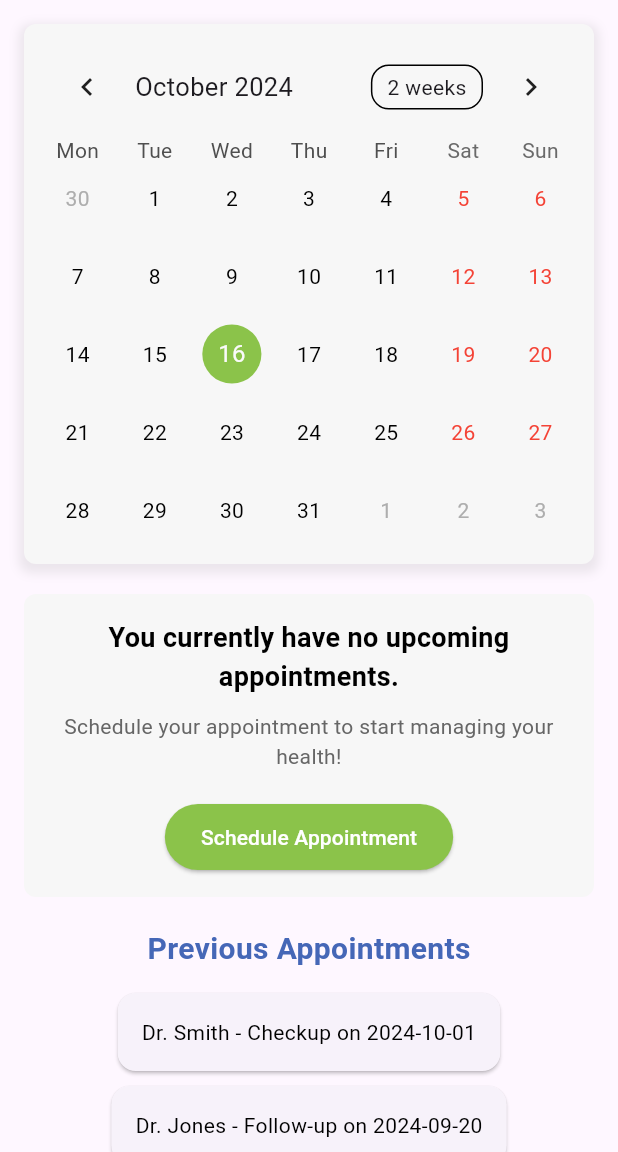
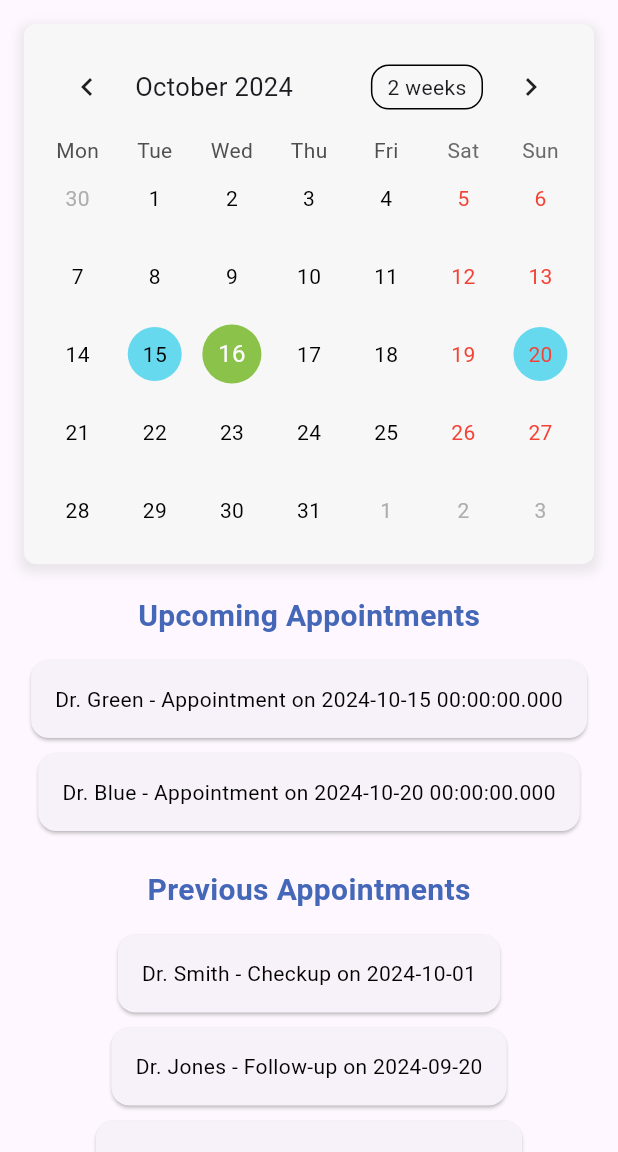
Before and after one commit to Mphare1/Care_connect_alx, a Flutter app: the screen it shows after launch, on a phone screen of 412 x 824 dp, the part 84-1236 px from its top. Run offline on Flutter 3.47's test engine with Material 3 defaults, Android fonts, the phone set to English and light mode, and no system bars; drawn by our look-alikes of table_calendar.

Commit message:
Consistent Theme of UI

```diff
--- a/lib/home_patience.dart
+++ b/lib/home_patience.dart
@@ -20,7 +20,10 @@ class _HomeScreenState extends State<HomeScreen> {
     "Dr. Brown - Consultation on 2024-08-15",
   ];
 
-  List<Map<String, dynamic>> upcomingAppointments = [];
+  List<Map<String, dynamic>> upcomingAppointments = [
+    {"doctor": "Dr. Green", "date": DateTime(2024, 10, 15)},
+    {"doctor": "Dr. Blue", "date": DateTime(2024, 10, 20)},
+  ];
 
   @override
   Widget build(BuildContext context) {
@@ -29,10 +32,7 @@ class _HomeScreenState extends State<HomeScreen> {
         flexibleSpace: Container(
           decoration: const BoxDecoration(
             gradient: LinearGradient(
-              colors: [
-                Color(0xFF4567b7),
-                Color(0xFF66d9ef)
-              ], // Care Blue to Soothing Blue gradient
+              colors: [Color(0xFF4567b7), Color(0xFF66d9ef)],
               begin: Alignment.topLeft,
               end: Alignment.bottomRight,
             ),
@@ -49,7 +49,24 @@ class _HomeScreenState extends State<HomeScreen> {
           padding: const EdgeInsets.all(16.0),
           child: Column(
             children: [
-              Container(
+              _buildCalendar(),
+              const SizedBox(height: 20),
+              _buildAppointmentSection(),
+              const SizedBox(height: 20),
+              _buildSectionTitle("Previous Appointments"),
+              ...previousAppointments
+                  .map((appointment) => _buildAppointmentCard(appointment)),
+              const SizedBox(height: 20),
+              _buildNotesSection(),
+            ],
+          ),
+        ),
+      ),
+    );
+  }
+
+  Widget _buildCalendar() {
+    return Container(
       padding: const EdgeInsets.all(10),
       decoration: BoxDecoration(
         color: const Color(0xfff7f7f7), // Soft Gray
@@ -93,9 +110,8 @@ class _HomeScreenState extends State<HomeScreen> {
         ),
         calendarBuilders: CalendarBuilders(
           defaultBuilder: (context, date, events) {
-                      bool isHighlighted = upcomingAppointments.any(
-                          (appointment) =>
-                              isSameDay(date, appointment['date']));
+            bool isHighlighted = upcomingAppointments
+                .any((appointment) => isSameDay(date, appointment['date']));
 
             bool isWeekend = date.weekday == DateTime.saturday ||
                 date.weekday == DateTime.sunday;
@@ -105,15 +121,13 @@ class _HomeScreenState extends State<HomeScreen> {
               child: Stack(
                 alignment: Alignment.center,
                 children: [
-                            // Highlighted circle for upcoming appointments
                   if (isHighlighted)
                     Container(
                       width: 36,
                       height: 36,
                       decoration: BoxDecoration(
                         shape: BoxShape.circle,
-                                  color: const Color(
-                                      0xff66d9ef), // Highlight color
+                        color: const Color(0xff66d9ef), // Highlight color
                       ),
                     ),
                   Text(
@@ -131,24 +145,24 @@ class _HomeScreenState extends State<HomeScreen> {
           },
         ),
       ),
-              ),
-              const SizedBox(height: 20),
-              _buildAppointmentSection(),
-              const SizedBox(height: 20),
-              _buildSectionTitle("Previous Appointments"),
-              ...previousAppointments
-                  .map((appointment) => _buildAppointmentCard(appointment)),
-              const SizedBox(height: 20),
-              _buildNotesSection(),
-            ],
-          ),
-        ),
-      ),
     );
   }
 
   Widget _buildAppointmentSection() {
     if (upcomingAppointments.isEmpty) {
+      return _buildNoAppointments();
+    } else {
+      return Column(
+        children: [
+          _buildSectionTitle("Upcoming Appointments"),
+          ...upcomingAppointments.map((appointment) => _buildAppointmentCard(
+              "${appointment['doctor']} - Appointment on ${appointment['date'].toLocal()}")),
+        ],
+      );
+    }
+  }
+
+  Widget _buildNoAppointments() {
     return Container(
       padding: const EdgeInsets.all(16),
       decoration: BoxDecoration(
@@ -159,17 +173,17 @@ class _HomeScreenState extends State<HomeScreen> {
         children: [
           Text(
             "You currently have no upcoming appointments.",
-              style: TextStyle(
+            style: const TextStyle(
               fontSize: 18,
               fontWeight: FontWeight.bold,
-                color: const Color(0xff000000), // Black
+              color: Color(0xff000000), // Black
             ),
             textAlign: TextAlign.center,
           ),
           const SizedBox(height: 10),
           const Text(
             "Schedule your appointment to start managing your health!",
-              style: TextStyle(color: const Color(0xff666666)), // Dark Gray
+            style: TextStyle(color: Color(0xff666666)), // Dark Gray
             textAlign: TextAlign.center,
           ),
           const SizedBox(height: 20),
@@ -184,8 +198,7 @@ class _HomeScreenState extends State<HomeScreen> {
             },
             style: ElevatedButton.styleFrom(
               backgroundColor: const Color(0xff8bc34a), // Connect Green
-                padding:
-                    const EdgeInsets.symmetric(vertical: 12, horizontal: 24),
+              padding: const EdgeInsets.symmetric(vertical: 12, horizontal: 24),
             ),
             child: const Text(
               "Schedule Appointment",
@@ -195,15 +208,6 @@ class _HomeScreenState extends State<HomeScreen> {
         ],
       ),
     );
-    } else {
-      return Column(
-        children: [
-          _buildSectionTitle("Upcoming Appointments"),
-          ...upcomingAppointments.map((appointment) => _buildAppointmentCard(
-              "${appointment['doctor']} - Appointment on ${appointment['date'].toLocal()}")),
-        ],
-      );
-    }
   }
 
   Widget _buildSectionTitle(String title) {
@@ -227,7 +231,7 @@ class _HomeScreenState extends State<HomeScreen> {
         padding: const EdgeInsets.all(16),
         child: Text(
           appointment,
-          style: TextStyle(color: const Color(0xff000000)), // Black
+          style: const TextStyle(color: Color(0xff000000)), // Black
         ),
       ),
     );
@@ -248,7 +252,7 @@ class _HomeScreenState extends State<HomeScreen> {
             "1. Remember to follow up on test results.\n"
             "2. Discuss medication changes during next visit.\n"
             "3. Schedule next appointment for 2024-11-10.",
-            style: TextStyle(color: const Color(0xff000000)), // Black
+            style: const TextStyle(color: Color(0xff000000)), // Black
           ),
         ],
       ),
```
Also changed, not shown: lib/appointment_screen.dart (added, +268 -0 lines). Lines whose indentation alone changed are shown as unchanged.
